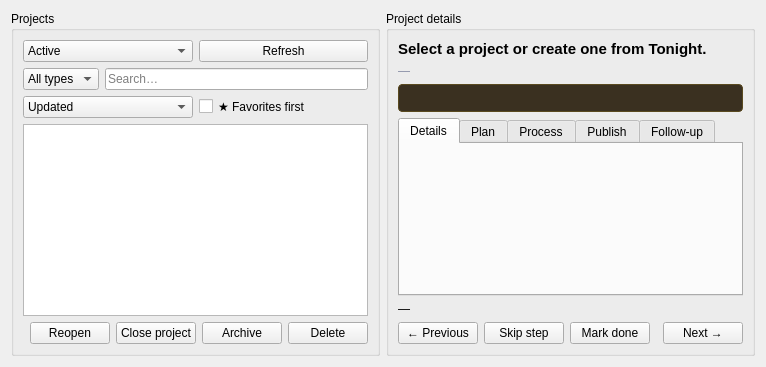
Before: the Qt Designer form nightscribe/gui/ui/projects_tab.ui in irydeo/nightscribe, drawn with Qt 5.
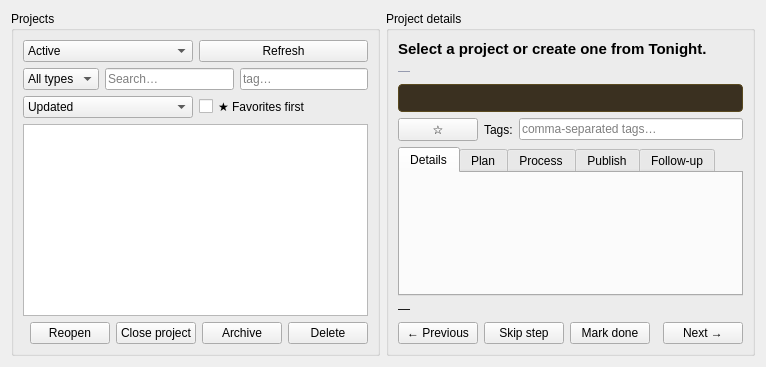
After: the same form once the commit is applied.

Commit message: Gap fixes: advisor dismissible + translated outcomes (A2) + show-in-folder + posts registered (A4) + tags/favorite/tag-filter wired (A3) + sn_cadence_days in config (B11) + parent B marked done (B13)

```diff
--- a/nightscribe/gui/ui/projects_tab.ui
+++ b/nightscribe/gui/ui/projects_tab.ui
@@ -38,6 +38,12 @@
            <property name="placeholderText"><string>Search…</string></property>
           </widget>
          </item>
+         <item>
+          <widget class="QLineEdit" name="edt_tag">
+           <property name="placeholderText"><string>tag…</string></property>
+           <property name="maximumWidth"><number>80</number></property>
+          </widget>
+         </item>
         </layout>
        </item>
        <item>
@@ -97,9 +103,30 @@
          <property name="text"><string></string></property>
          <property name="styleSheet"><string notr="true">background-color: #3a3020; color: #e0c060; border: 1px solid #5a4a20; border-radius: 4px; padding: 6px;</string></property>
         </widget>
-       </item>
-       <item>
-        <widget class="QTabWidget" name="tabs_steps">
+        </item>
+        <item>
+         <layout class="QHBoxLayout" name="metaLayout">
+          <item>
+           <widget class="QPushButton" name="btn_favorite">
+            <property name="text"><string>☆</string></property>
+            <property name="toolTip"><string>Mark as favorite</string></property>
+            <property name="maximumWidth"><number>36</number></property>
+           </widget>
+          </item>
+          <item>
+           <widget class="QLabel" name="lbl_tags">
+            <property name="text"><string>Tags:</string></property>
+           </widget>
+          </item>
+          <item>
+           <widget class="QLineEdit" name="edt_tags">
+            <property name="placeholderText"><string>comma-separated tags…</string></property>
+           </widget>
+          </item>
+         </layout>
+        </item>
+        <item>
+         <widget class="QTabWidget" name="tabs_steps">
          <property name="currentIndex"><number>0</number></property>
          <widget class="QWidget" name="tab_details">
           <attribute name="title"><string>Details</string></attribute>
```
The commit also changes 5 other files.
